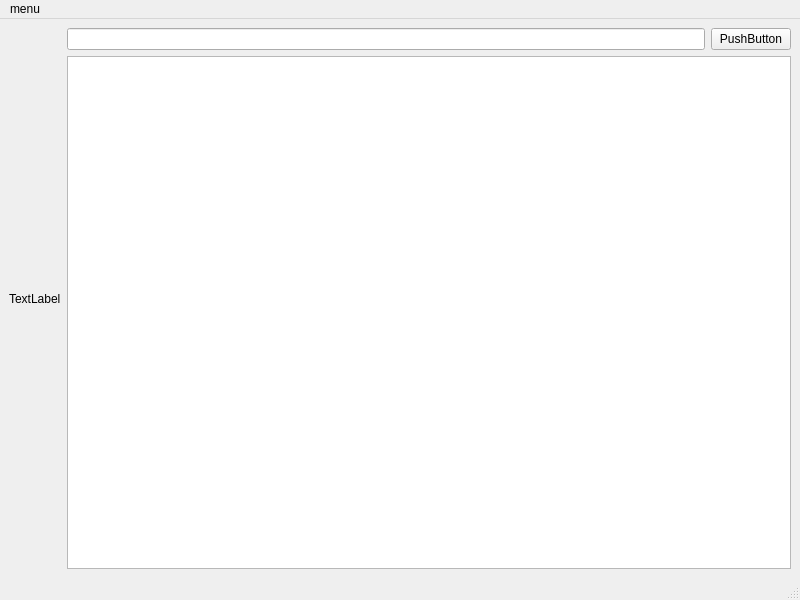
The window that buyokapp/ui/depthmap.ui (Ipopuk/Smart_Buyok) describes before a commit, drawn with Qt 5.
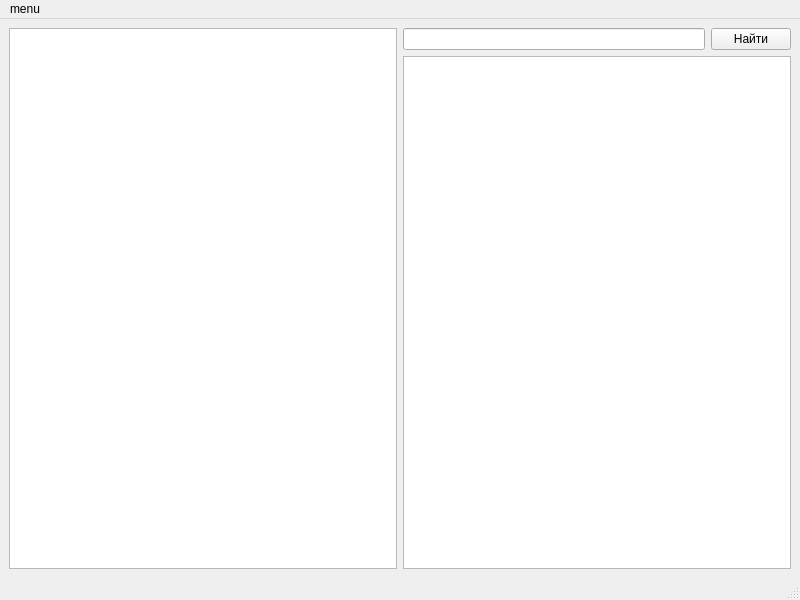
The same window after the commit.

Commit message: add search table, update plot and table

```diff
--- a/buyokapp/ui/depthmap.ui
+++ b/buyokapp/ui/depthmap.ui
@@ -16,15 +16,7 @@
   <widget class="QWidget" name="centralwidget">
    <layout class="QHBoxLayout" name="horizontalLayout">
     <item>
-     <layout class="QVBoxLayout" name="verticalLayout_2">
-      <item>
-       <widget class="QLabel" name="label">
-        <property name="text">
-         <string>TextLabel</string>
-        </property>
-       </widget>
-      </item>
-     </layout>
+     <widget class="QTableWidget" name="tableWidget"/>
     </item>
     <item>
      <layout class="QVBoxLayout" name="verticalLayout">
@@ -36,14 +28,14 @@
         <item>
          <widget class="QPushButton" name="pushButton">
           <property name="text">
-           <string>PushButton</string>
+           <string>Найти</string>
           </property>
          </widget>
         </item>
        </layout>
       </item>
       <item>
-       <widget class="QTableWidget" name="tableWidget"/>
+       <widget class="QTableWidget" name="tableWidget_2"/>
       </item>
      </layout>
     </item>
```
Left out of the diff: 2 changed lines with no effect on the pictures. The commit also changes 7 other files.
